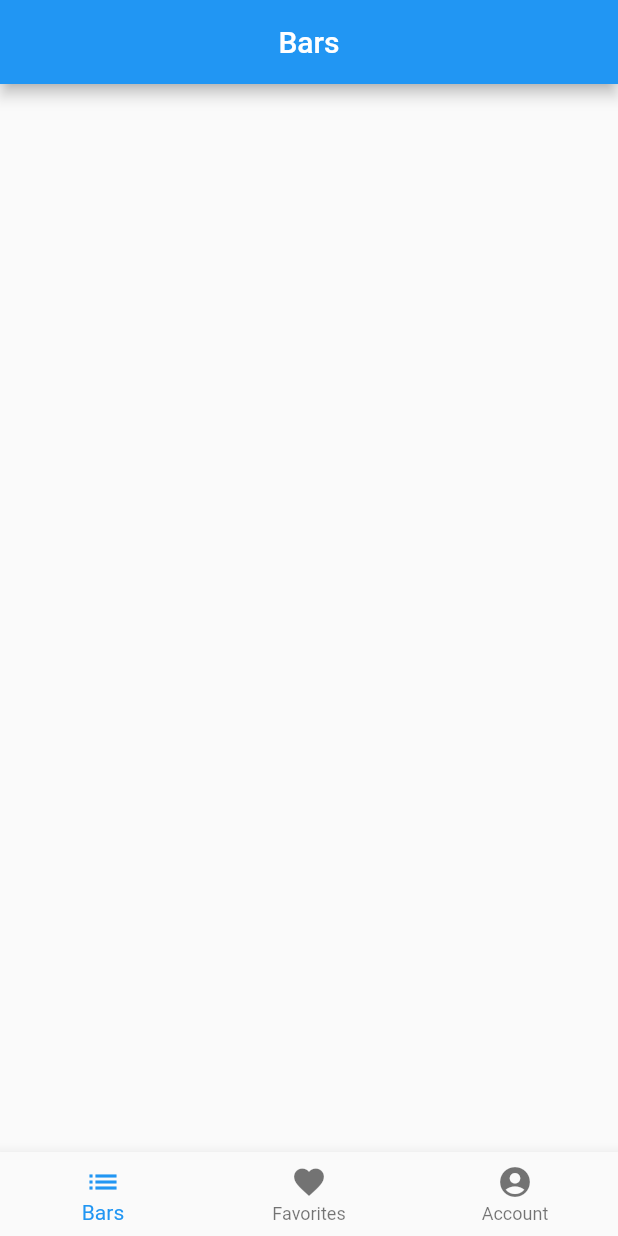
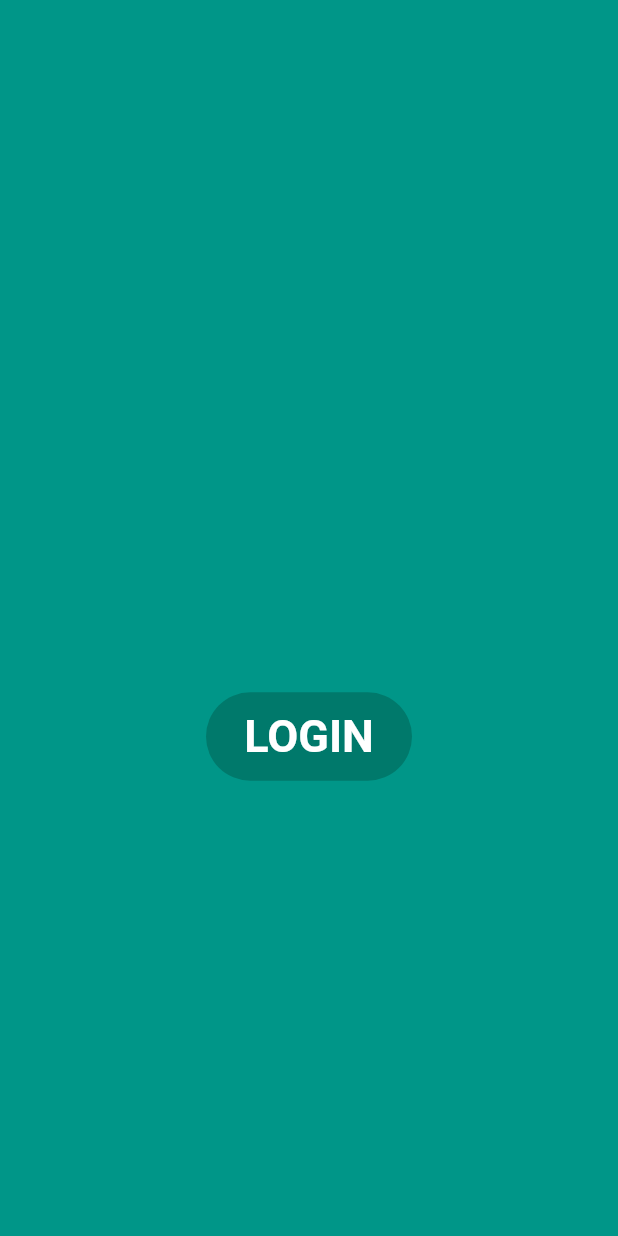
Before and after one commit to TavernierAlicia/ProjetB3-webapp, a Flutter app: the screen it shows after launch, on a phone screen of 412 x 824 dp. Run offline on Flutter 3.47's test engine with Material 2 defaults, Android fonts, the light colour scheme and no system bars.

Commit message:
Login page general layout done

```diff
--- a/lib/main.dart
+++ b/lib/main.dart
@@ -1,5 +1,7 @@
 import 'package:flutter/material.dart';
+import 'package:projet_b3/page_login.dart';
 import 'package:projet_b3/page_main.dart';
+import 'package:projet_b3/user_data.dart';
 
 void main() => runApp(MyApp());
 
@@ -10,9 +12,13 @@ class MyApp extends StatelessWidget {
     return MaterialApp(
       title: 'Projet B3',
       theme: ThemeData(
-        primarySwatch: Colors.blue,
+        primarySwatch: Colors.teal,
       ),
-      home: MainPage(title: 'Projet B3'),
+      home: (isUserLoggedIn) ? MainPage() : PageLogin(),
+      routes: {
+        "page_login" : (context) => PageLogin(),
+        "page_main" : (context) => MainPage(),
+      },
     );
   }
 }
--- /dev/null
+++ b/lib/page_login.dart
@@ -0,0 +1,163 @@
+import 'package:flutter/material.dart';
+
+class PageLogin extends StatefulWidget {
+  PageLogin({Key key}) : super(key: key);
+
+  @override
+  _PageLoginState createState() => _PageLoginState();
+}
+
+class _PageLoginState extends State<PageLogin> {
+
+  bool                          _buttonLoginClicked = false ;
+  bool                          _isLoggingIn = false ;
+  final TextEditingController   _loginController = TextEditingController() ;
+  final TextEditingController   _passwordController = TextEditingController() ;
+
+  @override
+  void initState() {
+    /// Init text editing controllers.
+    _loginController.addListener(() {});
+    _passwordController.addListener(() {});
+    super.initState();
+  }
+
+  @override
+  void dispose() {
+    /// Remove text editing controllers.
+    _loginController.dispose();
+    _passwordController.dispose();
+    super.dispose();
+  }
+
+  @override
+  Widget build(BuildContext context) {
+
+    return Scaffold(
+      backgroundColor: Colors.teal,
+      body: (_isLoggingIn) ? _loggingIn() : _loginRequest()
+    );
+  }
+
+  /// Displays the normal layout for a login.
+  Container _loginRequest() {
+    return Container(
+      alignment: Alignment.center,
+      child: Column(
+        mainAxisAlignment: MainAxisAlignment.center,
+        children: <Widget>[
+          AnimatedOpacity(
+            opacity: (_buttonLoginClicked) ? 1.0 : 0.0,
+            duration: Duration(milliseconds: 1000),
+            child: _loginCredentials(),
+          ),
+          Padding(padding: EdgeInsets.all(10),),
+          _loginButton(),
+        ],
+      ),
+    );
+  }
+
+  /// Displays the animated logo on the screen while logging in.
+  Container _loggingIn() {
+    return Container(
+      alignment: Alignment.center,
+      child: new Image.asset(
+        "assets/logging_in.gif",
+        height: MediaQuery.of(context).size.width / 1.5,
+        width: MediaQuery.of(context).size.width / 1.5,
+      ),
+    );
+  }
+
+  /// Layout of the login credentials text fields.
+  Container _loginCredentials() {
+    return Container(
+        width: MediaQuery.of(context).size.width / 2,
+        child: Column(
+          children: <Widget>[
+            _createTextField("Username or email", false, _loginController),
+            Padding(padding: EdgeInsets.all(10),),
+            _createTextField("Password", true, _passwordController),
+          ],
+        )
+    );
+  }
+
+  /// Layout of the login button.
+  Container _loginButton() {
+    return Container(
+        width: MediaQuery.of(context).size.width / 3,
+        height: MediaQuery.of(context).size.width / 7,
+        child: Container(
+          child: Material(
+            color: Colors.teal[700],
+            borderRadius: BorderRadius.all(Radius.circular(50)),
+            child: InkWell(
+              borderRadius: BorderRadius.all(Radius.circular(50)),
+              child: Center(
+                child: Text(
+                  "LOGIN",
+                  style: TextStyle(
+                    color: Colors.white,
+                    fontSize: 30,
+                    fontWeight: FontWeight.bold,
+                  ),
+                ),
+              ),
+              onTap: (() { _buttonLoginTapped() ; }),
+            ),
+          ),
+        )
+    );
+  }
+
+  /// Create a TextField with an hint, a rounded border and a background.
+  TextField _createTextField(String hint, bool obscureText,
+      TextEditingController controller) {
+    return TextField(
+      controller: controller,
+      obscureText: obscureText,
+      decoration: InputDecoration(
+        hintText: hint,
+        border: OutlineInputBorder(
+            borderRadius: BorderRadius.circular(30),
+            borderSide: BorderSide(
+                width: 0,
+                style: BorderStyle.none
+            )
+        ),
+        filled: true,
+        fillColor: Colors.white,
+      ),
+    );
+  }
+
+  /// Triggered when the button login is tapped.
+  /// If the login and password text fields are not empty, it will try to
+  /// perform login with the given credentials.
+  /// In the other case, it will switch _buttonLoginClicked to true or false in
+  /// order to show or hide the text fields.
+  void _buttonLoginTapped() {
+    if (_buttonLoginClicked && _loginController.text.isNotEmpty
+        && _passwordController.text.isNotEmpty) {
+      _performLogin();
+    } else {
+      setState(() {
+        _buttonLoginClicked = !(_buttonLoginClicked);
+      });
+    }
+  }
+
+  /// Tries to perform login with the current credentials in the text fields.
+  /// Displays the animated logo gif while login.
+  /// TODO : Set a real login
+  void _performLogin() {
+    setState(() {
+      _isLoggingIn = true;
+    });
+    Future.delayed(const Duration(milliseconds: 3000), () {
+      Navigator.pushReplacementNamed(context, "page_main");
+    });
+  }
+}
--- a/lib/page_main.dart
+++ b/lib/page_main.dart
@@ -4,9 +4,7 @@ import 'package:projet_b3/pages/page_bars.dart';
 import 'package:projet_b3/pages/page_favorites.dart';
 
 class MainPage extends StatefulWidget {
-  MainPage({Key key, this.title}) : super(key: key);
-
-  final String title;
+  MainPage({Key key}) : super(key: key);
 
   @override
   _MainPageState createState() => _MainPageState();
--- /dev/null
+++ b/lib/user_data.dart
@@ -0,0 +1,2 @@
+bool isUserLoggedIn = false ;
+String userLogin = "test login";
--- a/pubspec.yaml
+++ b/pubspec.yaml
@@ -42,7 +42,8 @@ flutter:
   uses-material-design: true
 
   # To add assets to your application, add an assets section, like this:
-  # assets:
+  assets:
+    - assets/logging_in.gif
   #  - images/a_dot_burr.jpeg
   #  - images/a_dot_ham.jpeg
 
```
Also changed, not shown: 1 other file.
